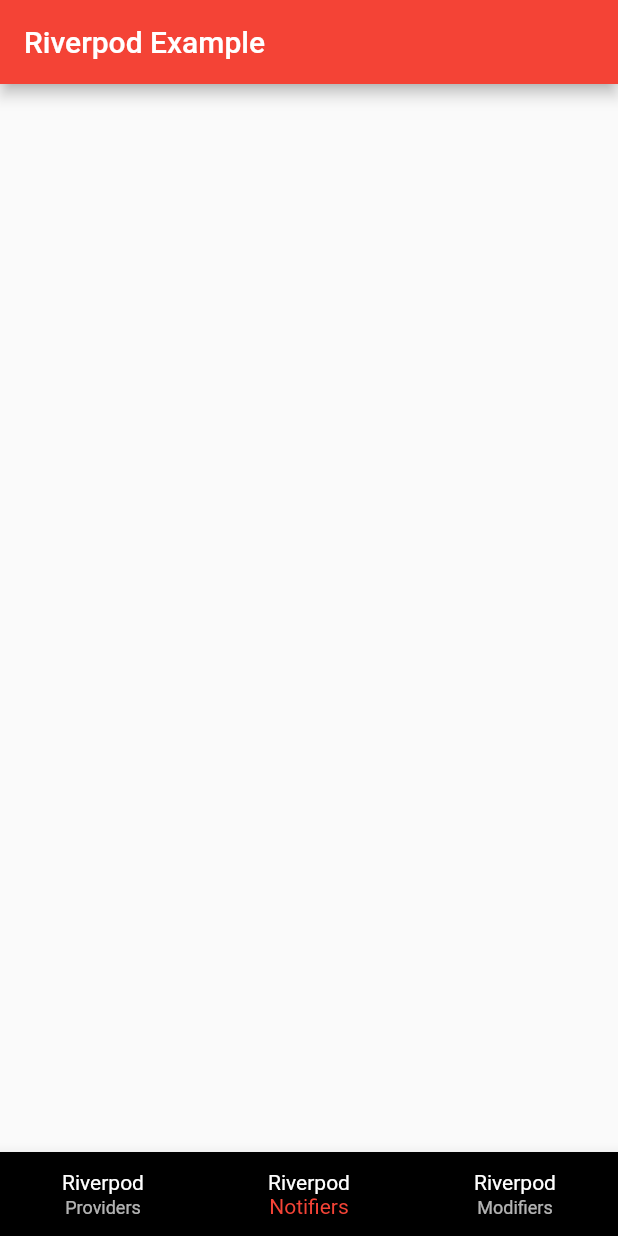
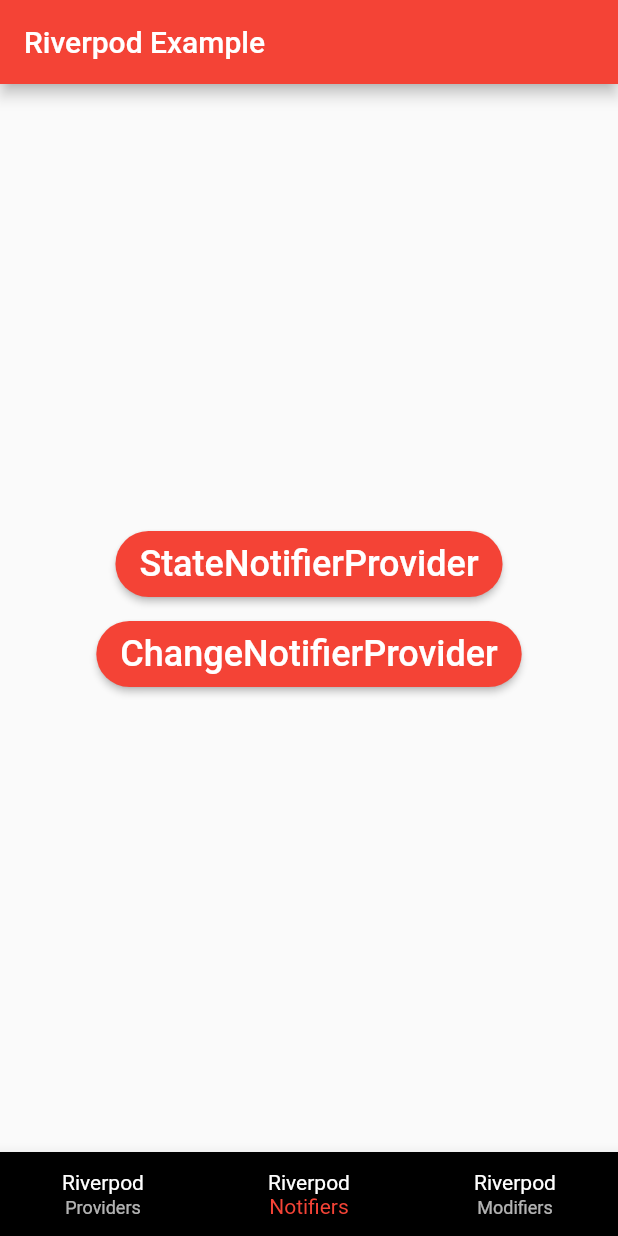
Before and after one commit to bl1nkker/flutter-riverpod-samples, a Flutter app: the screen it shows after launch, item 2 of the bottom bar chosen, on a phone screen of 412 x 824 dp. Run offline on Flutter 3.47's test engine with Material 2 defaults, Android fonts, the light colour scheme and no system bars; our stand-ins replace flutter_riverpod.

Commit message:
feat: added notifiers folder

```diff
--- a/riverpod_providers/lib/main.dart
+++ b/riverpod_providers/lib/main.dart
@@ -1,5 +1,7 @@
 import 'package:flutter/material.dart';
 import 'package:flutter_riverpod/flutter_riverpod.dart';
+import 'package:riverpod_providers/pages/notifiers/change_notifier_provider_page.dart';
+import 'package:riverpod_providers/pages/notifiers/state_notifier_provider_page.dart';
 import 'package:riverpod_providers/pages/provider/future_provider_page.dart';
 import 'package:riverpod_providers/pages/provider/provider_page.dart';
 import 'package:riverpod_providers/pages/provider/state_provider_page.dart';
@@ -68,10 +70,30 @@
     switch (index) {
       case 0:
         return buildProviderPage(context);
+      case 1:
+        return buildNotifierPage(context);
       default:
         return Container();
     }
   }
+
+  Widget buildNotifierPage(BuildContext context) => Column(
+        mainAxisAlignment: MainAxisAlignment.center,
+        children: [
+          ButtonWidget(
+            text: 'StateNotifierProvider',
+            onClicked: () =>
+                navigateTo(context, const StateNotifierProviderPage()),
+          ),
+          const SizedBox(height: 12),
+          ButtonWidget(
+            text: 'ChangeNotifierProvider',
+            onClicked: () =>
+                navigateTo(context, const ChangeNotifierProviderPage()),
+          ),
+          const SizedBox(height: 12),
+        ],
+      );
 
   Widget buildProviderPage(BuildContext context) => Column(
         mainAxisAlignment: MainAxisAlignment.center,
```
Also changed, not shown: riverpod_providers/lib/pages/notifiers/change_notifier_provider_page.dart (added, +10 -0 lines), riverpod_providers/lib/pages/notifiers/state_notifier_provider_page.dart (added, +10 -0 lines).
